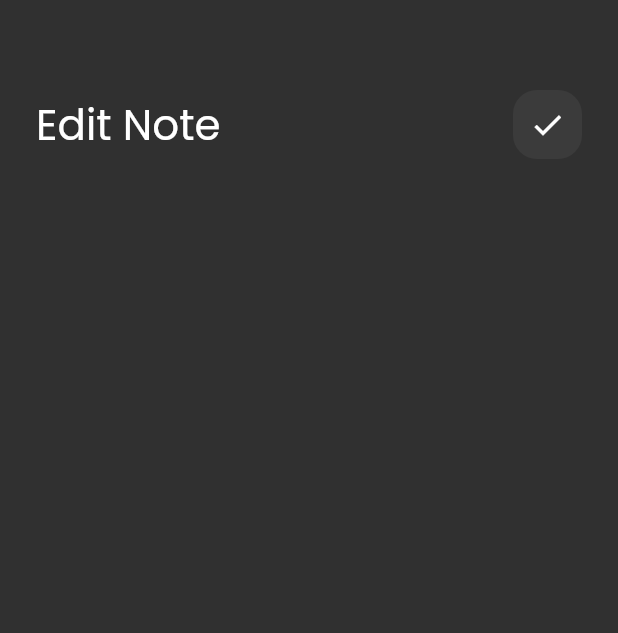
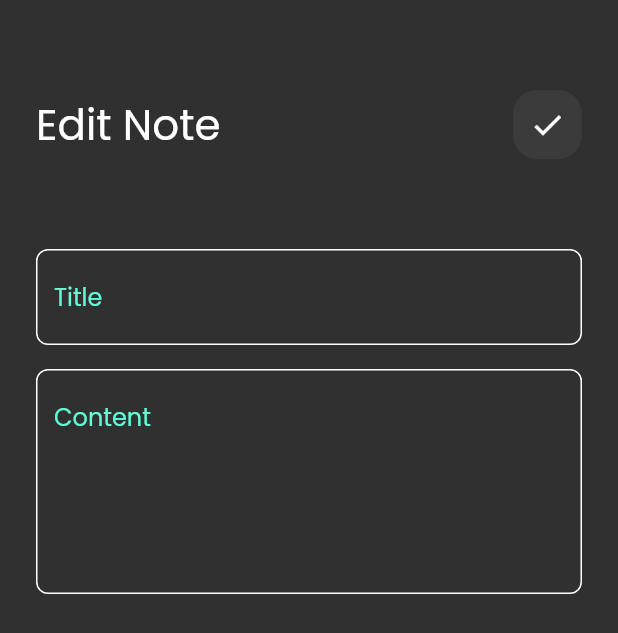
Before and after one commit to AhmedFaragallah/notes_app, a Flutter app: the EditNoteView screen opened directly, on a phone screen of 412 x 824 dp. Shown: the top 633 px of the screen. Run offline on Flutter 3.47's test engine with Material 2 defaults, Android fonts, the phone set to English and light mode, and no system bars.

Commit message:
edit note view ui done

```diff
--- a/lib/views/widgets/edit_note_view_body.dart
+++ b/lib/views/widgets/edit_note_view_body.dart
@@ -1,5 +1,6 @@
 import 'package:flutter/material.dart';
 import 'package:note_app/views/widgets/custom_app_bar.dart';
+import 'package:note_app/views/widgets/custom_text_filed.dart';
 
 class EditNoteViewBody extends StatelessWidget {
   const EditNoteViewBody({super.key});
@@ -16,7 +17,18 @@ class EditNoteViewBody extends StatelessWidget {
           CustomAppBar(
             title: 'Edit Note',
             icon: Icons.check,
-          )
+          ),
+          SizedBox(
+            height: 60,
+          ),
+          CustomTextFiled(hint: 'Title'),
+          SizedBox(
+            height: 16,
+          ),
+          CustomTextFiled(
+            hint: 'Content',
+            maxLine: 5,
+          ),
         ],
       ),
     );
```
